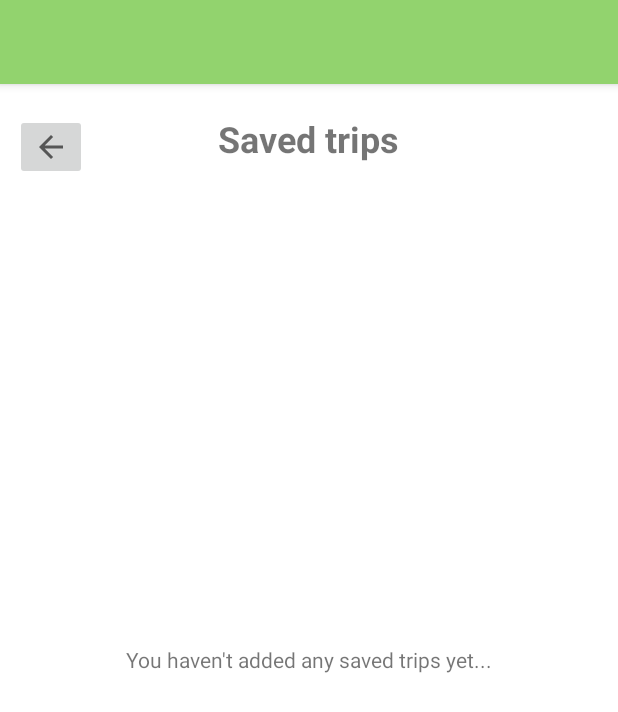
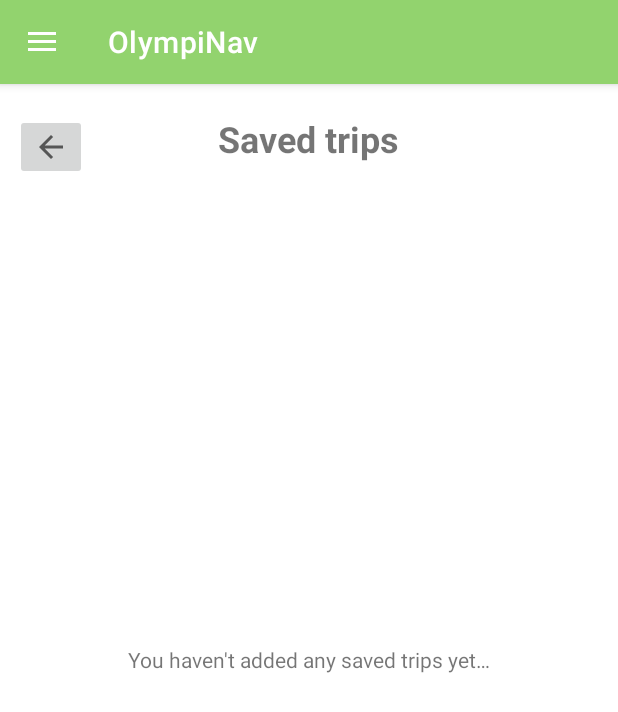
Before and after one commit to mochibocchi/OlympiNaV, an Android app: the SavedTripsActivity screen opened directly, with no data from a screen before it, on a phone screen of 412 x 824 dp. Shown: the top 712 px of the screen. Run offline under Robolectric (Android 15) with nearby library versions, the phone set to English and light mode, and no system bars.

Commit message:
Added navigation menu, string names and fixed warnings

```diff
--- a/app/src/main/java/com/example/olympinav/SavedTripsActivity.java
+++ b/app/src/main/java/com/example/olympinav/SavedTripsActivity.java
@@ -1,26 +1,91 @@
 package com.example.olympinav;
 
+import androidx.annotation.NonNull;
+import androidx.appcompat.app.ActionBarDrawerToggle;
 import androidx.appcompat.app.AppCompatActivity;
+import androidx.appcompat.widget.Toolbar;
+import androidx.core.view.GravityCompat;
+import androidx.drawerlayout.widget.DrawerLayout;
 
+import android.content.Intent;
 import android.os.Bundle;
-import android.view.View;
+import android.view.MenuItem;
 import android.widget.ImageButton;
+import android.widget.Toast;
 
-public class SavedTripsActivity extends AppCompatActivity {
+import com.google.android.material.navigation.NavigationView;
+
+public class SavedTripsActivity extends AppCompatActivity implements NavigationView.OnNavigationItemSelectedListener {
+
+    private DrawerLayout drawerLayout;
 
     @Override
     protected void onCreate(Bundle savedInstanceState) {
         super.onCreate(savedInstanceState);
         setContentView(R.layout.activity_saved_trips);
 
+        Toolbar toolbar = findViewById(R.id.toolbar);
+        setSupportActionBar(toolbar);
+
+        drawerLayout = findViewById(R.id.drawer_layout);
+        NavigationView navigationView = findViewById(R.id.nav_view);
+        navigationView.setNavigationItemSelectedListener(this);
+
+        ActionBarDrawerToggle toggle = new ActionBarDrawerToggle(this, drawerLayout, toolbar, R.string.open_nav, R.string.close_nav);
+        drawerLayout.addDrawerListener(toggle);
+        toggle.syncState();
+
         ImageButton backButton = findViewById(R.id.backButton);
 
-        backButton.setOnClickListener(new View.OnClickListener() {
-            @Override
-            public void onClick(View view) {
-                finish();
-            }
-        });
+        // Press back button to exit out of activity
+        backButton.setOnClickListener(view -> finish());
+    }
+
+    @Override
+    public boolean onNavigationItemSelected(@NonNull MenuItem item) {
+        int itemId = item.getItemId();
+//    Here, you can add more items in the navigation bar on the left.
+        if (itemId == R.id.nav_home) {
+            // To navigate to a new activity, change the activity here:
+            Intent intent = new Intent(this, MainActivity.class);
+            startActivity(intent);
+        }
+        else if (itemId == R.id.nav_saved_trips) {
+            Intent intent = new Intent(this, SavedTripsActivity.class);
+            startActivity(intent);
+        }
+
+        else if (itemId == R.id.nav_service_updates) {
+            Intent intent = new Intent(this, MainActivity.class);
+            startActivity(intent);
+        }
+
+        else if (itemId == R.id.nav_contact) {
+            Intent intent = new Intent(this, MainActivity.class);
+            startActivity(intent);
+        }
+
+        else if (itemId == R.id.nav_feedback) {
+            Intent intent = new Intent(this, MainActivity.class);
+            startActivity(intent);
+        }
+
+        else if (itemId == R.id.nav_logout) {
+            Toast.makeText(this, "Logout", Toast.LENGTH_SHORT).show();
+        }
+
+        drawerLayout.closeDrawer(GravityCompat.START);
+        return true;
+    }
+
+
+    @Override
+    public void onBackPressed() {
+        if (drawerLayout.isDrawerOpen(GravityCompat.START)) {
+            drawerLayout.closeDrawer(GravityCompat.START);
+        } else {
+            super.onBackPressed();
+        }
     }
 
 }
--- a/app/src/main/res/layout/activity_saved_trips.xml
+++ b/app/src/main/res/layout/activity_saved_trips.xml
@@ -28,33 +28,45 @@
             android:id="@+id/fragment_container"
             android:layout_width="match_parent"
             android:layout_height="match_parent">
+
+            <ImageButton
+                android:id="@+id/backButton"
+                android:layout_width="wrap_content"
+                android:layout_height="wrap_content"
+                android:layout_marginTop="@dimen/back_button_margin_top"
+                android:layout_marginStart="@dimen/back_button_margin_left"
+                app:srcCompat="?attr/homeAsUpIndicator"
+                android:contentDescription="@string/back_icon_desc"/>
+
             <TextView
                 android:layout_width="wrap_content"
                 android:layout_height="wrap_content"
-                android:text="Saved trips"
+                android:text="@string/saved_trips"
                 android:textStyle="bold"
                 android:layout_gravity="center|top"
-
                 android:textSize="@dimen/main_heading_size"
                 android:paddingTop="@dimen/main_heading_padding_top"/>
 
             <TextView
                 android:layout_width="wrap_content"
                 android:layout_height="wrap_content"
-                android:text="You haven't added any saved trips yet..."
+                android:text="@string/saved_trips_null_message"
                 android:layout_gravity="center" />
 
-            <ImageButton
-                android:id="@+id/backButton"
-                android:layout_width="wrap_content"
-                android:layout_height="wrap_content"
-                android:layout_marginTop="@dimen/back_button_margin_top"
-                android:layout_marginLeft="@dimen/back_button_margin_left"
-                app:srcCompat="?attr/homeAsUpIndicator"/>
+
         </FrameLayout>
 
 
     </LinearLayout>
 
+    <com.google.android.material.navigation.NavigationView
+        android:layout_width="wrap_content"
+        android:layout_height="match_parent"
+        android:id="@+id/nav_view"
+        android:layout_gravity="start"
+        app:headerLayout="@layout/nav_header"
+        app:menu="@menu/nav_menu"
+        app:itemIconTint="@color/main_colour"
+        app:itemTextColor="@color/main_colour"/>
 
 </androidx.drawerlayout.widget.DrawerLayout>
--- a/app/src/main/res/values/strings.xml
+++ b/app/src/main/res/values/strings.xml
@@ -1,9 +1,16 @@
 <resources>
-    <string name="app_name"></string>
+    <string name="app_name">OlympiNav</string>
     <string name="open_nav">Open Navigation Drawer</string>
     <string name="close_nav">Close Navigation Drawer</string>
     <string name="next">Next</string>
     <string name="previous">Previous</string>
 
+    <!-- string names for heading -->
+    <string name="saved_trips">Saved trips</string>
 
+    <!-- string names for default messages -->
+    <string name="saved_trips_null_message">You haven\'t added any saved trips yet&#8230;</string>
+
+    <!-- string names for image description -->
+    <string name="back_icon_desc">Back button</string>
 </resources>
```
